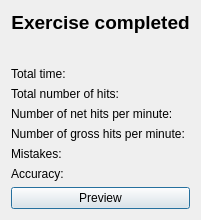
The window that app/ui/ExerciseSummary.ui (Open-Typer/Open-Typer) describes before a commit, drawn with Qt 5.
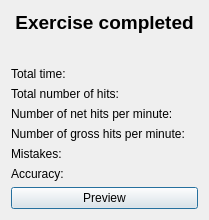
The same window after the commit.

Commit message: ExerciseSummary: Reset values when they change

The edit to the form file:
```diff
--- a/app/ui/ExerciseSummary.ui
+++ b/app/ui/ExerciseSummary.ui
@@ -6,8 +6,8 @@
    <rect>
     <x>0</x>
     <y>0</y>
-    <width>350</width>
-    <height>280</height>
+    <width>315</width>
+    <height>239</height>
    </rect>
   </property>
   <property name="windowTitle">
@@ -17,7 +17,168 @@
    <property name="sizeConstraint">
     <enum>QLayout::SetFixedSize</enum>
    </property>
-   <item row="8" column="0">
+   <item row="1" column="0">
+    <widget class="QLabel" name="titleLabel">
+     <property name="sizePolicy">
+      <sizepolicy hsizetype="Preferred" vsizetype="Fixed">
+       <horstretch>0</horstretch>
+       <verstretch>0</verstretch>
+      </sizepolicy>
+     </property>
+     <property name="minimumSize">
+      <size>
+       <width>0</width>
+       <height>50</height>
+      </size>
+     </property>
+     <property name="font">
+      <font>
+       <pointsize>14</pointsize>
+       <bold>true</bold>
+      </font>
+     </property>
+     <property name="text">
+      <string>Exercise completed</string>
+     </property>
+     <property name="alignment">
+      <set>Qt::AlignHCenter|Qt::AlignTop</set>
+     </property>
+    </widget>
+   </item>
+   <item row="2" column="0">
+    <layout class="QGridLayout" name="gridLayout_2">
+     <item row="0" column="0">
+      <widget class="QLabel" name="timeLabel">
+       <property name="sizePolicy">
+        <sizepolicy hsizetype="Preferred" vsizetype="Fixed">
+         <horstretch>0</horstretch>
+         <verstretch>0</verstretch>
+        </sizepolicy>
+       </property>
+       <property name="text">
+        <string>Total time:</string>
+       </property>
+       <property name="alignment">
+        <set>Qt::AlignLeading|Qt::AlignLeft|Qt::AlignTop</set>
+       </property>
+      </widget>
+     </item>
+     <item row="0" column="1">
+      <widget class="QLabel" name="timeValueLabel">
+       <property name="text">
+        <string notr="true"/>
+       </property>
+      </widget>
+     </item>
+     <item row="1" column="0">
+      <widget class="QLabel" name="hitsLabel">
+       <property name="sizePolicy">
+        <sizepolicy hsizetype="Preferred" vsizetype="Fixed">
+         <horstretch>0</horstretch>
+         <verstretch>0</verstretch>
+        </sizepolicy>
+       </property>
+       <property name="text">
+        <string>Total number of hits:</string>
+       </property>
+      </widget>
+     </item>
+     <item row="1" column="1">
+      <widget class="QLabel" name="hitsValueLabel">
+       <property name="text">
+        <string notr="true"/>
+       </property>
+      </widget>
+     </item>
+     <item row="2" column="0">
+      <widget class="QLabel" name="netHitsLabel">
+       <property name="sizePolicy">
+        <sizepolicy hsizetype="Preferred" vsizetype="Fixed">
+         <horstretch>0</horstretch>
+         <verstretch>0</verstretch>
+        </sizepolicy>
+       </property>
+       <property name="text">
+        <string>Number of net hits per minute:</string>
+       </property>
+       <property name="alignment">
+        <set>Qt::AlignLeading|Qt::AlignLeft|Qt::AlignTop</set>
+       </property>
+      </widget>
+     </item>
+     <item row="2" column="1">
+      <widget class="QLabel" name="netHitsValueLabel">
+       <property name="text">
+        <string notr="true"/>
+       </property>
+      </widget>
+     </item>
+     <item row="3" column="0">
+      <widget class="QLabel" name="grossHitsLabel">
+       <property name="sizePolicy">
+        <sizepolicy hsizetype="Preferred" vsizetype="Fixed">
+         <horstretch>0</horstretch>
+         <verstretch>0</verstretch>
+        </sizepolicy>
+       </property>
+       <property name="text">
+        <string>Number of gross hits per minute:</string>
+       </property>
+      </widget>
+     </item>
+     <item row="3" column="1">
+      <widget class="QLabel" name="grossHitsValueLabel">
+       <property name="text">
+        <string notr="true"/>
+       </property>
+      </widget>
+     </item>
+     <item row="4" column="0">
+      <widget class="QLabel" name="mistakesLabel">
+       <property name="sizePolicy">
+        <sizepolicy hsizetype="Preferred" vsizetype="Fixed">
+         <horstretch>0</horstretch>
+         <verstretch>0</verstretch>
+        </sizepolicy>
+       </property>
+       <property name="text">
+        <string>Mistakes:</string>
+       </property>
+       <property name="alignment">
+        <set>Qt::AlignLeading|Qt::AlignLeft|Qt::AlignTop</set>
+       </property>
+      </widget>
+     </item>
+     <item row="4" column="1">
+      <widget class="QLabel" name="mistakesValueLabel">
+       <property name="text">
+        <string notr="true"/>
+       </property>
+      </widget>
+     </item>
+     <item row="5" column="0">
+      <widget class="QLabel" name="accuracyLabel">
+       <property name="sizePolicy">
+        <sizepolicy hsizetype="Preferred" vsizetype="Fixed">
+         <horstretch>0</horstretch>
+         <verstretch>0</verstretch>
+        </sizepolicy>
+       </property>
+       <property name="text">
+        <string>Accuracy:</string>
+       </property>
+      </widget>
+     </item>
+     <item row="5" column="1">
+      <widget class="QLabel" name="accuracyValueLabel">
+       <property name="text">
+        <string notr="true"/>
+       </property>
+      </widget>
+     </item>
+    </layout>
+   </item>
+   <item row="9" column="0">
     <widget class="QFrame" name="buttonsFrame">
      <property name="sizePolicy">
       <sizepolicy hsizetype="Preferred" vsizetype="Fixed">
@@ -69,122 +230,6 @@
      </layout>
     </widget>
    </item>
-   <item row="2" column="0">
-    <widget class="QLabel" name="timeLabel">
-     <property name="sizePolicy">
-      <sizepolicy hsizetype="Preferred" vsizetype="Fixed">
-       <horstretch>0</horstretch>
-       <verstretch>0</verstretch>
-      </sizepolicy>
-     </property>
-     <property name="text">
-      <string>Total time:</string>
-     </property>
-     <property name="alignment">
-      <set>Qt::AlignLeading|Qt::AlignLeft|Qt::AlignTop</set>
-     </property>
-    </widget>
-   </item>
-   <item row="6" column="0">
-    <widget class="QLabel" name="mistakesLabel">
-     <property name="sizePolicy">
-      <sizepolicy hsizetype="Preferred" vsizetype="Fixed">
-       <horstretch>0</horstretch>
-       <verstretch>0</verstretch>
-      </sizepolicy>
-     </property>
-     <property name="text">
-      <string>Mistakes:</string>
-     </property>
-     <property name="alignment">
-      <set>Qt::AlignLeading|Qt::AlignLeft|Qt::AlignTop</set>
-     </property>
-    </widget>
-   </item>
-   <item row="5" column="0">
-    <widget class="QLabel" name="grossHitsLabel">
-     <property name="sizePolicy">
-      <sizepolicy hsizetype="Preferred" vsizetype="Fixed">
-       <horstretch>0</horstretch>
-       <verstretch>0</verstretch>
-      </sizepolicy>
-     </property>
-     <property name="text">
-      <string>Number of gross hits per minute:</string>
-     </property>
-    </widget>
-   </item>
-   <item row="3" column="0">
-    <widget class="QLabel" name="hitsLabel">
-     <property name="sizePolicy">
-      <sizepolicy hsizetype="Preferred" vsizetype="Fixed">
-       <horstretch>0</horstretch>
-       <verstretch>0</verstretch>
-      </sizepolicy>
-     </property>
-     <property name="text">
-      <string>Total number of hits:</string>
-     </property>
-    </widget>
-   </item>
-   <item row="4" column="0">
-    <widget class="QLabel" name="netHitsLabel">
-     <property name="sizePolicy">
-      <sizepolicy hsizetype="Preferred" vsizetype="Fixed">
-       <horstretch>0</horstretch>
-       <verstretch>0</verstretch>
-      </sizepolicy>
-     </property>
-     <property name="text">
-      <string>Number of net hits per minute:</string>
-     </property>
-     <property name="alignment">
-      <set>Qt::AlignLeading|Qt::AlignLeft|Qt::AlignTop</set>
-     </property>
-    </widget>
-   </item>
-   <item row="1" column="0">
-    <widget class="QLabel" name="titleLabel">
-     <property name="sizePolicy">
-      <sizepolicy hsizetype="Preferred" vsizetype="Fixed">
-       <horstretch>0</horstretch>
-       <verstretch>0</verstretch>
-      </sizepolicy>
-     </property>
-     <property name="minimumSize">
-      <size>
-       <width>0</width>
-       <height>50</height>
-      </size>
-     </property>
-     <property name="font">
-      <font>
-       <pointsize>14</pointsize>
-       <weight>75</weight>
-       <bold>true</bold>
-      </font>
-     </property>
-     <property name="text">
-      <string>Exercise completed</string>
-     </property>
-     <property name="alignment">
-      <set>Qt::AlignHCenter|Qt::AlignTop</set>
-     </property>
-    </widget>
-   </item>
-   <item row="7" column="0">
-    <widget class="QLabel" name="accuracyLabel">
-     <property name="sizePolicy">
-      <sizepolicy hsizetype="Preferred" vsizetype="Fixed">
-       <horstretch>0</horstretch>
-       <verstretch>0</verstretch>
-      </sizepolicy>
-     </property>
-     <property name="text">
-      <string>Accuracy:</string>
-     </property>
-    </widget>
-   </item>
   </layout>
  </widget>
  <resources/>
```
The commit also changes 1 other file.
